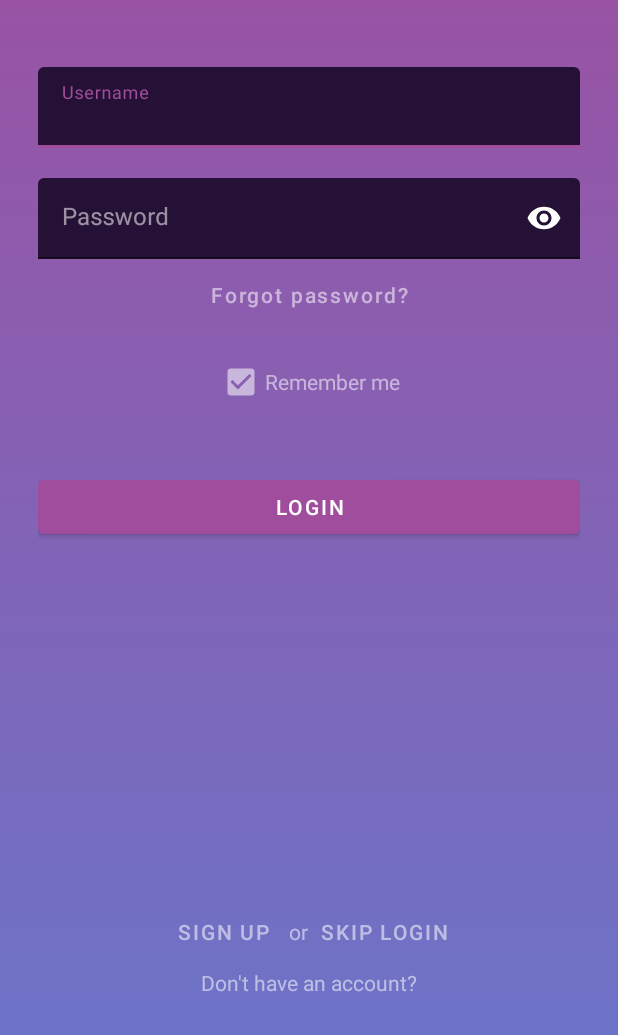
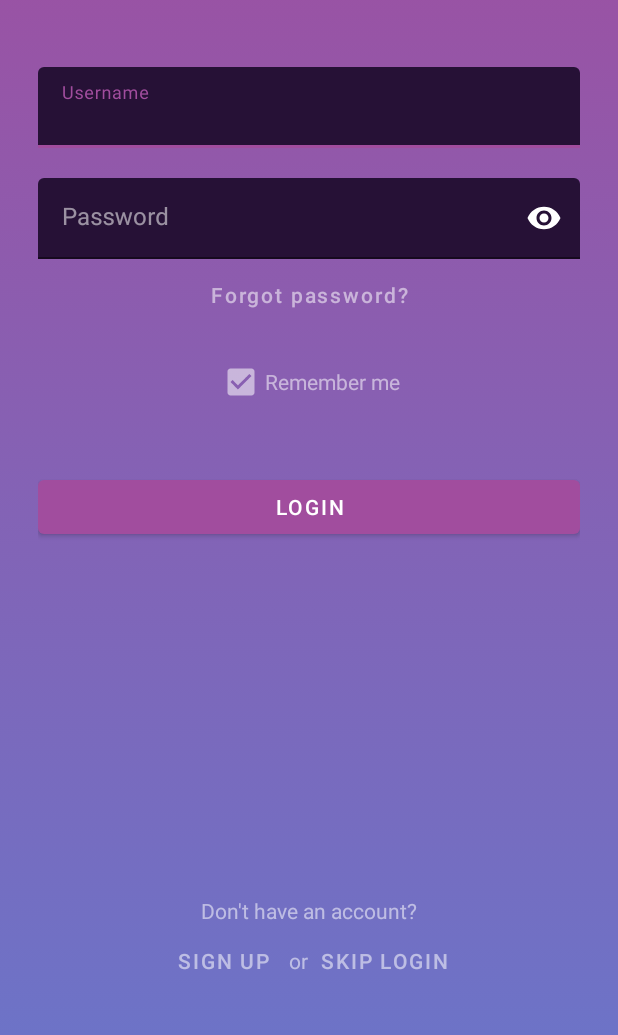
Before and after one commit to F-S-C/Cicerone, an Android app: the screen it shows after launch (LoginActivity), on a phone screen of 412 x 824 dp, the part 201-1236 px from its top. Run offline under Robolectric (Android 15) with nearby library versions, the phone set to English and light mode, and no system bars.

Commit message:
Sistemato layout login activity

```diff
--- a/Android/app/src/main/res/layout/activity_login.xml
+++ b/Android/app/src/main/res/layout/activity_login.xml
@@ -112,6 +112,13 @@
         android:gravity="center"
         android:orientation="vertical">
 
+        <TextView
+            android:id="@+id/textDoNotHaveAccount"
+            android:layout_width="wrap_content"
+            android:layout_height="wrap_content"
+            android:text="@string/don_t_have_account"
+            android:textColor="@color/colorTransparentWhite" />
+
         <LinearLayout
             android:layout_width="wrap_content"
             android:layout_height="wrap_content"
@@ -146,12 +153,6 @@
                 android:textColor="@color/colorTransparentWhite" />
         </LinearLayout>
 
-        <TextView
-            android:id="@+id/textDoNotHaveAccount"
-            android:layout_width="wrap_content"
-            android:layout_height="wrap_content"
-            android:text="@string/don_t_have_account"
-            android:textColor="@color/colorTransparentWhite" />
     </LinearLayout>
 
     <RelativeLayout
```
